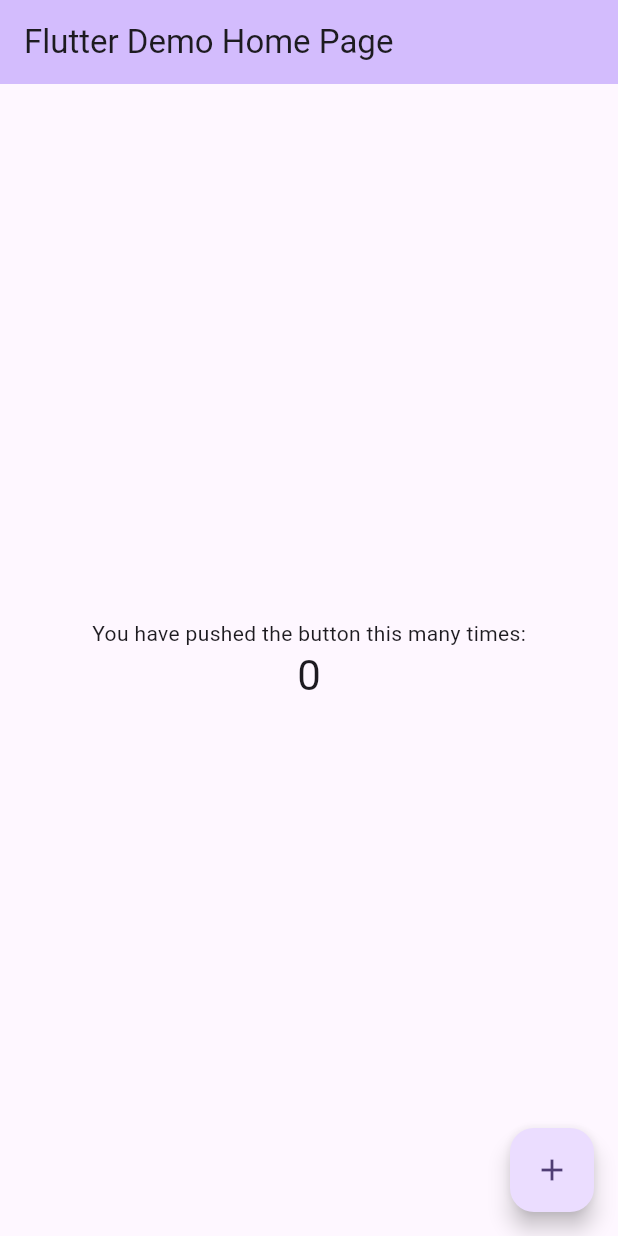
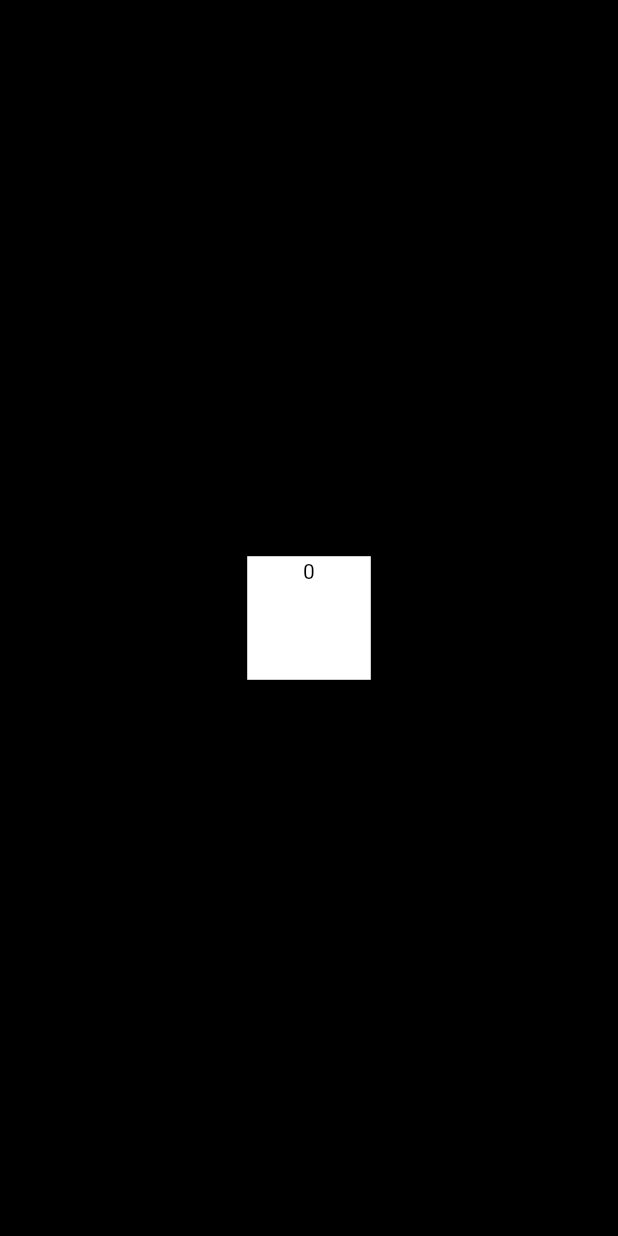
Before and after one commit to dicarloo/flutter_ios_calculator, a Flutter app: the screen it shows after launch, on a phone screen of 412 x 824 dp. Run offline on Flutter 3.47's test engine with Material 3 defaults, Android fonts, the phone set to English and light mode, and no system bars.

Commit message:
botton creado

```diff
--- /dev/null
+++ b/lib/body/calculator.dart
@@ -0,0 +1,16 @@
+import 'package:flutter/material.dart';
+import 'package:flutter_ios_calculator/compontents/button.dart';
+
+class Calculator extends StatelessWidget {
+  const Calculator({super.key});
+
+  @override
+  Widget build(BuildContext context) {
+    return const Scaffold(
+      backgroundColor: Color(0xFF000000),
+      body: Center(
+        child: Button(color: Colors.white, text: '0'),
+      ),
+    );
+  }
+}
--- /dev/null
+++ b/lib/compontents/button.dart
@@ -0,0 +1,19 @@
+import 'package:flutter/material.dart';
+
+class Button extends StatelessWidget {
+  const Button({super.key, required this.color, required this.text});
+  final Color color;
+  final String text;
+
+  @override
+  Widget build(BuildContext context) {
+    final screenWidth = MediaQuery.of(context).size.width;
+
+    return Container(
+      color: color,
+      width: screenWidth * 0.2,
+      height: screenWidth * 0.2,
+      child: Text(text,style: TextStyle(color: Colors.black),textAlign: TextAlign.center,),
+    );
+  }
+}
--- a/lib/main.dart
+++ b/lib/main.dart
@@ -1,125 +1,17 @@
 import 'package:flutter/material.dart';
+import 'package:flutter_ios_calculator/body/calculator.dart';
 
 void main() {
   runApp(const MyApp());
 }
-
 class MyApp extends StatelessWidget {
   const MyApp({super.key});
 
-  // This widget is the root of your application.
   @override
   Widget build(BuildContext context) {
     return MaterialApp(
-      title: 'Flutter Demo',
-      theme: ThemeData(
-        // This is the theme of your application.
-        //
-        // TRY THIS: Try running your application with "flutter run". You'll see
-        // the application has a purple toolbar. Then, without quitting the app,
-        // try changing the seedColor in the colorScheme below to Colors.green
-        // and then invoke "hot reload" (save your changes or press the "hot
-        // reload" button in a Flutter-supported IDE, or press "r" if you used
-        // the command line to start the app).
-        //
-        // Notice that the counter didn't reset back to zero; the application
-        // state is not lost during the reload. To reset the state, use hot
-        // restart instead.
-        //
-        // This works for code too, not just values: Most code changes can be
-        // tested with just a hot reload.
-        colorScheme: ColorScheme.fromSeed(seedColor: Colors.deepPurple),
-        useMaterial3: true,
-      ),
-      home: const MyHomePage(title: 'Flutter Demo Home Page'),
+      home: Calculator(),
+     debugShowCheckedModeBanner: false,
     );
   }
 }
-
-class MyHomePage extends StatefulWidget {
-  const MyHomePage({super.key, required this.title});
-
-  // This widget is the home page of your application. It is stateful, meaning
-  // that it has a State object (defined below) that contains fields that affect
-  // how it looks.
-
-  // This class is the configuration for the state. It holds the values (in this
-  // case the title) provided by the parent (in this case the App widget) and
-  // used by the build method of the State. Fields in a Widget subclass are
-  // always marked "final".
-
-  final String title;
-
-  @override
-  State<MyHomePage> createState() => _MyHomePageState();
-}
-
-class _MyHomePageState extends State<MyHomePage> {
-  int _counter = 0;
-
-  void _incrementCounter() {
-    setState(() {
-      // This call to setState tells the Flutter framework that something has
-      // changed in this State, which causes it to rerun the build method below
-      // so that the display can reflect the updated values. If we changed
-      // _counter without calling setState(), then the build method would not be
-      // called again, and so nothing would appear to happen.
-      _counter++;
-    });
-  }
-
-  @override
-  Widget build(BuildContext context) {
-    // This method is rerun every time setState is called, for instance as done
-    // by the _incrementCounter method above.
-    //
-    // The Flutter framework has been optimized to make rerunning build methods
-    // fast, so that you can just rebuild anything that needs updating rather
-    // than having to individually change instances of widgets.
-    return Scaffold(
-      appBar: AppBar(
-        // TRY THIS: Try changing the color here to a specific color (to
-        // Colors.amber, perhaps?) and trigger a hot reload to see the AppBar
-        // change color while the other colors stay the same.
-        backgroundColor: Theme.of(context).colorScheme.inversePrimary,
-        // Here we take the value from the MyHomePage object that was created by
-        // the App.build method, and use it to set our appbar title.
-        title: Text(widget.title),
-      ),
-      body: Center(
-        // Center is a layout widget. It takes a single child and positions it
-        // in the middle of the parent.
-        child: Column(
-          // Column is also a layout widget. It takes a list of children and
-          // arranges them vertically. By default, it sizes itself to fit its
-          // children horizontally, and tries to be as tall as its parent.
-          //
-          // Column has various properties to control how it sizes itself and
-          // how it positions its children. Here we use mainAxisAlignment to
-          // center the children vertically; the main axis here is the vertical
-          // axis because Columns are vertical (the cross axis would be
-          // horizontal).
-          //
-          // TRY THIS: Invoke "debug painting" (choose the "Toggle Debug Paint"
-          // action in the IDE, or press "p" in the console), to see the
-          // wireframe for each widget.
-          mainAxisAlignment: MainAxisAlignment.center,
-          children: <Widget>[
-            const Text(
-              'You have pushed the button this many times:',
-            ),
-            Text(
-              '$_counter',
-              style: Theme.of(context).textTheme.headlineMedium,
-            ),
-          ],
-        ),
-      ),
-      floatingActionButton: FloatingActionButton(
-        onPressed: _incrementCounter,
-        tooltip: 'Increment',
-        child: const Icon(Icons.add),
-      ), // This trailing comma makes auto-formatting nicer for build methods.
-    );
-  }
-}
```
